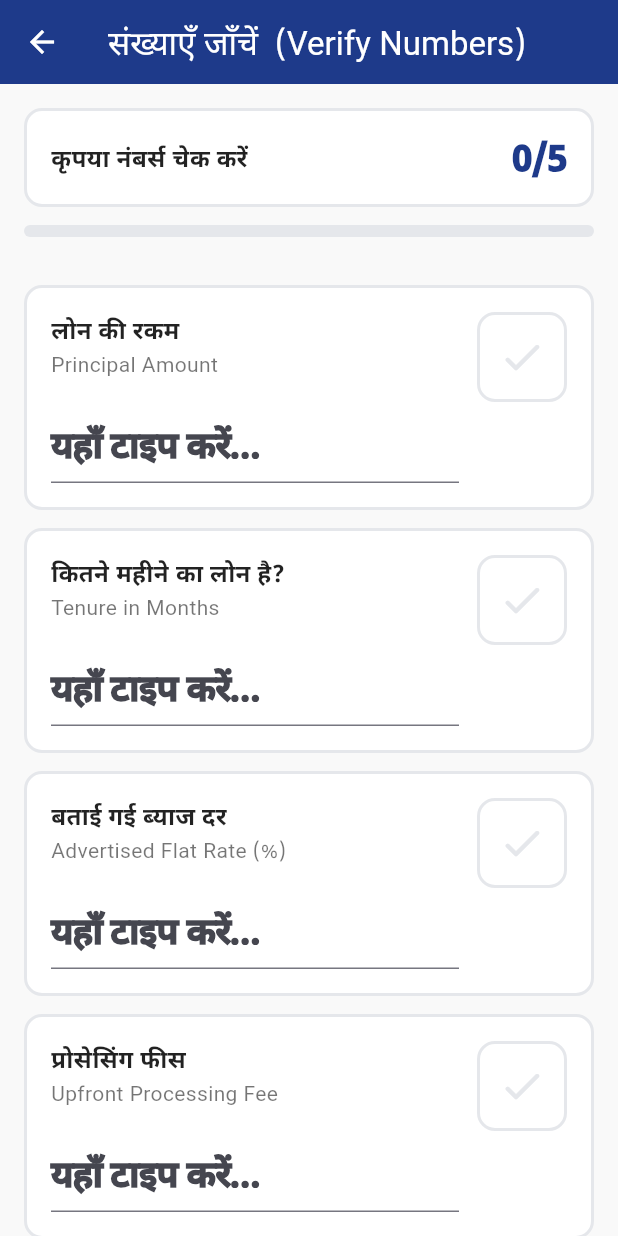
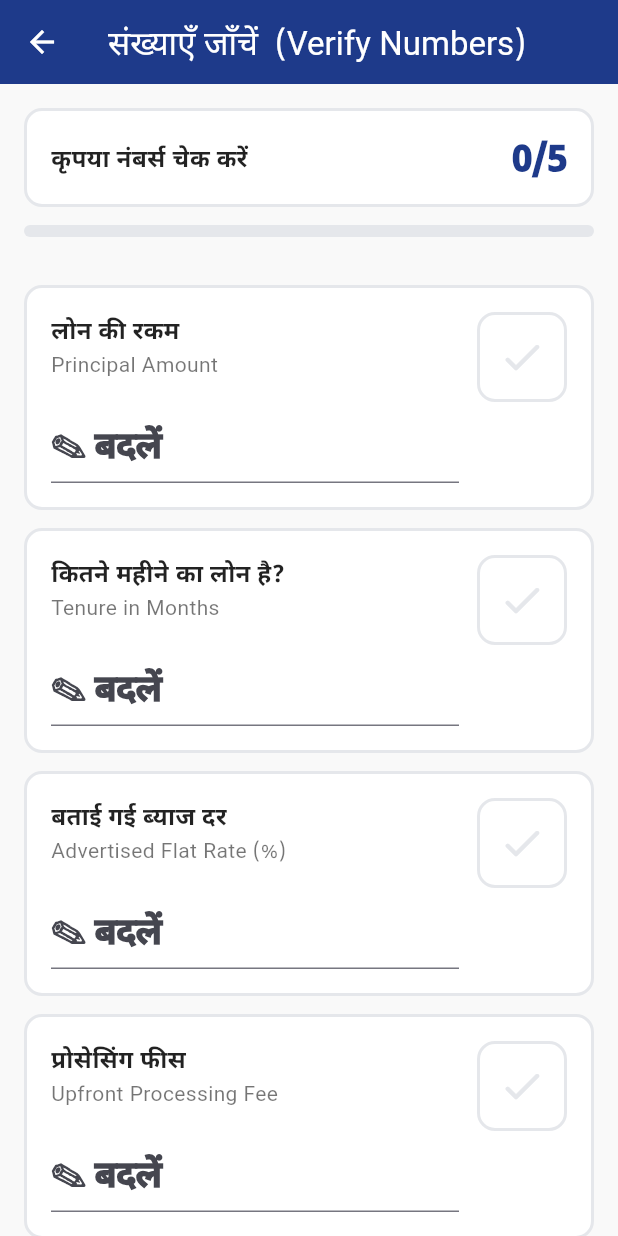
Before and after one commit to vishwasbhattgaonkar1512-cmd/CostReveal-SACH-Engine, a Flutter app: the screen it shows after launch, after a tap on "खुद टाइप करें", on a phone screen of 412 x 824 dp. Run offline on Flutter 3.47's test engine with Material 3 defaults, Android fonts, the phone set to English and light mode, and no system bars; our stand-ins replace camera, fl_chart, google_fonts, pdf, share_plus, speech_to_text and 1 more.

Commit message:
feat: refine final CostReveal trust UI

```diff
--- a/lib/ui/input_screen.dart
+++ b/lib/ui/input_screen.dart
@@ -737,6 +737,50 @@ class _InputScreenState extends State<InputScreen>
                       ),
                     ),
                   ),
+                  const SizedBox(height: 16),
+                  Container(
+                    padding: const EdgeInsets.symmetric(vertical: 12, horizontal: 8),
+                    decoration: BoxDecoration(
+                      color: Colors.white,
+                      borderRadius: BorderRadius.circular(12),
+                      border: Border.all(color: Colors.black12),
+                    ),
+                    child: Column(
+                      crossAxisAlignment: CrossAxisAlignment.stretch,
+                      children: [
+                        const Text(
+                          'How CostReveal Works',
+                          textAlign: TextAlign.center,
+                          style: TextStyle(fontSize: 11, fontWeight: FontWeight.bold, color: Colors.black45, letterSpacing: 0.5),
+                        ),
+                        const SizedBox(height: 10),
+                        FittedBox(
+                          fit: BoxFit.scaleDown,
+                          child: Row(
+                            mainAxisAlignment: MainAxisAlignment.spaceEvenly,
+                            children: [
+                              _trustStep(Icons.auto_awesome, 'AI\nExtracts'),
+                              const Padding(
+                                padding: EdgeInsets.symmetric(horizontal: 4),
+                                child: Icon(Icons.arrow_forward_ios_rounded, size: 10, color: Colors.black26),
+                              ),
+                              _trustStep(Icons.person_rounded, 'HUMAN\nVerifies'),
+                              const Padding(
+                                padding: EdgeInsets.symmetric(horizontal: 4),
+                                child: Icon(Icons.arrow_forward_ios_rounded, size: 10, color: Colors.black26),
+                              ),
+                              _trustStep(Icons.calculate_rounded, 'ENGINE\nCalculates'),
+                              const Padding(
+                                padding: EdgeInsets.symmetric(horizontal: 4),
+                                child: Icon(Icons.arrow_forward_ios_rounded, size: 10, color: Colors.black26),
+                              ),
+                              _trustStep(Icons.analytics_rounded, 'EVIDENCE\nExplains'),
+                            ],
+                          ),
+                        ),
+                      ],
+                    ),
+                  ),
                 ],
               ),
             ),
@@ -809,4 +853,19 @@ class _InputScreenState extends State<InputScreen>
       ),
     );
   }
+
+  Widget _trustStep(IconData icon, String label) {
+    return Column(
+      mainAxisSize: MainAxisSize.min,
+      children: [
+        Icon(icon, color: const Color(0xFF1E3A8A), size: 20),
+        const SizedBox(height: 6),
+        Text(
+          label,
+          textAlign: TextAlign.center,
+          style: const TextStyle(fontSize: 9, fontWeight: FontWeight.bold, color: Colors.black87, height: 1.2),
+        ),
+      ],
+    );
+  }
 }
--- a/lib/ui/true_cost_screen.dart
+++ b/lib/ui/true_cost_screen.dart
@@ -116,13 +116,13 @@ class _TrueCostScreenState extends State<TrueCostScreen>
         ? 'Slightly Above Fair'
         : isMedium
             ? 'Expensive Loan'
-            : 'Predatory Loan';
+            : 'High Effective Cost';
 
     final String severitySubtext = isLow
         ? 'यह लोन थोड़ा महंगा है, लेकिन स्वीकार्य है।'
         : isMedium
             ? 'यह लोन ज़रूरत से ज़्यादा महंगा है।'
-            : 'यह लोन आपको लूट रहा है! (Very high hidden costs)';
+            : 'Additional borrowing cost detected.';
 
     final IconData severityIcon = isLow
         ? Icons.info_rounded
@@ -314,7 +314,7 @@ class _TrueCostScreenState extends State<TrueCostScreen>
                     const SizedBox(width: 8),
                     Flexible(
                       child: Text(
-                        '₹${calc.total_hidden_cost.toStringAsFixed(0)} का नुकसान',
+                        '₹${calc.total_hidden_cost.toStringAsFixed(0)} अतिरिक्त लागत (Extra Cost)',
                         style: TextStyle(
                           fontSize: 26, fontWeight: AppTheme.numberWeight,
                           color: severityColor, letterSpacing: -0.5,
@@ -488,7 +488,7 @@ class _TrueCostScreenState extends State<TrueCostScreen>
                     _evidenceArrow(),
                     _evidenceRow('इंश्योरेंस का खर्चा\n(Insurance Cost)', '- ₹${calc.insurance_cost.toStringAsFixed(0)}', isDeduction: true),
                     _evidenceArrow(),
-                    _evidenceRow('हाथ में कितने पैसे आए\n(Net Amount Received)', '₹${calc.net_disbursed_amount.toStringAsFixed(0)}', isBold: true),
+                    _evidenceRow('आपको वास्तव में मिले\n(Net Received)', '₹${calc.net_disbursed_amount.toStringAsFixed(0)}', isBold: true),
                     const Padding(
                       padding: EdgeInsets.symmetric(vertical: 12),
                       child: Divider(color: Colors.black12, height: 1),
--- a/lib/ui/validation_screen.dart
+++ b/lib/ui/validation_screen.dart
@@ -188,7 +188,7 @@ class _ValidationScreenState extends State<ValidationScreen> {
               backgroundColor: _allConfirmed ? AppTheme.green : AppTheme.border,
               foregroundColor: AppTheme.white,
             ),
-            child: const Text('लोन का असली सच जानें  (See True Cost)'),
+            child: const Text('✓ जानकारी सही है, आगे बढ़ें'),
           ),
         ],
       ),
@@ -251,7 +251,7 @@ class _ValidationScreenState extends State<ValidationScreen> {
                       ),
                       decoration: InputDecoration(
                         fillColor: confirmed ? const Color(0xFFF3F4F6) : AppTheme.white,
-                        hintText: confirmed ? '✓ सत्यापित' : 'यहाँ टाइप करें…',
+                        hintText: confirmed ? '✓ सत्यापित' : '✎ बदलें',
                         errorText: _getFieldError(controller.text),
                       ),
                       onChanged: onChanged,
```
